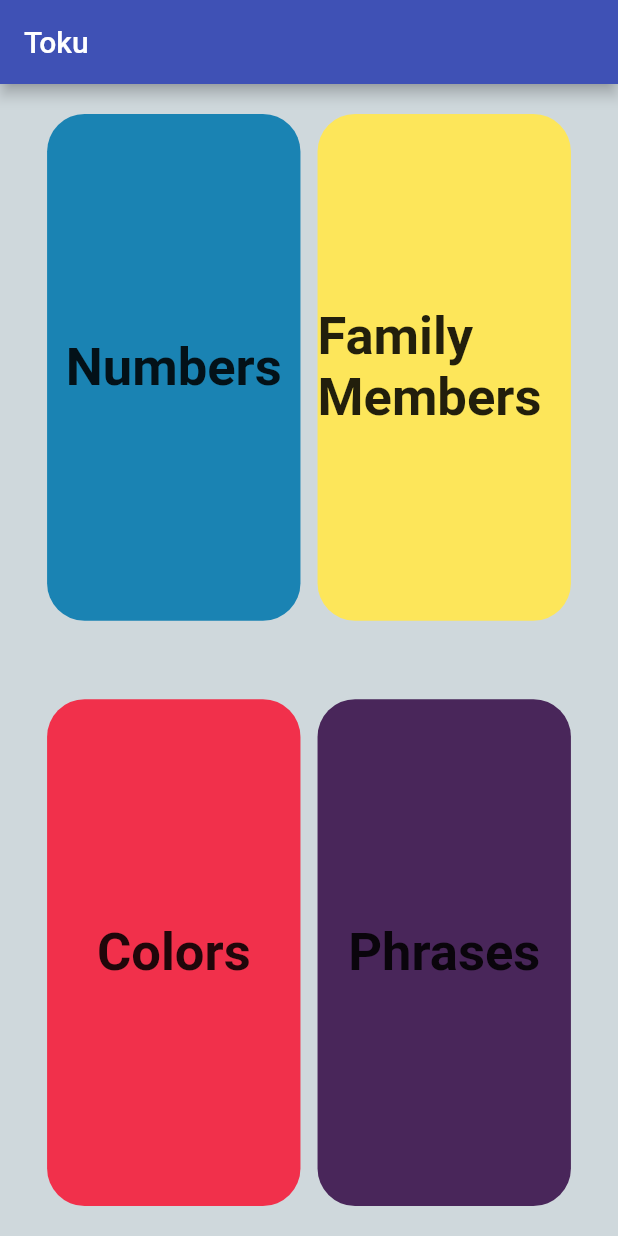
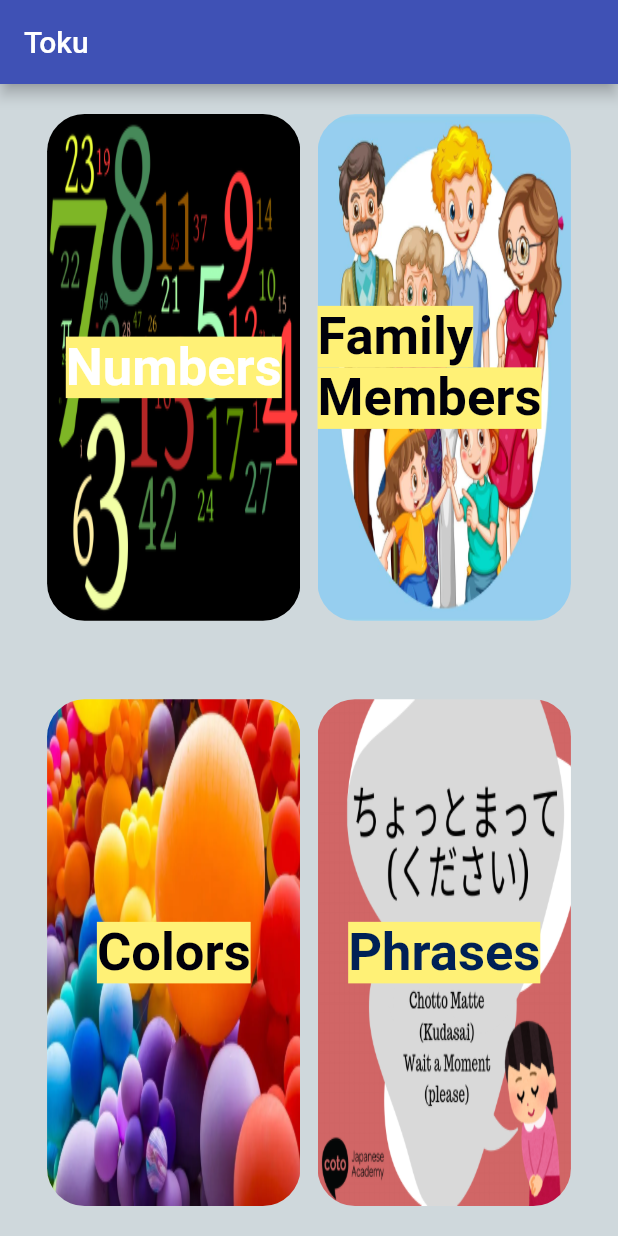
Before and after one commit to Ibrahim1497/learn_japanese, a Flutter app: the screen it shows after launch, on a phone screen of 412 x 824 dp. Run offline on Flutter 3.47's test engine with Material 2 defaults, Android fonts, the light colour scheme and no system bars; our stand-ins replace animated_splash_screen, audioplayers.

Commit message:
commit 2

```diff
--- a/lib/component/category.dart
+++ b/lib/component/category.dart
@@ -1,28 +1,35 @@
 import 'package:flutter/material.dart';
 
 class Category extends StatelessWidget {
-  Category({required this.text, required this.color, required this.onClick});
+  Category(
+      {required this.text,
+      required this.color,
+      required this.onClick,
+      required this.image});
 
+  String? image;
   Color? color;
   String? text;
   Function()? onClick;
   @override
   Widget build(BuildContext context) {
-    Size size=MediaQuery.of(context).size;
+    Size size = MediaQuery.of(context).size;
     return GestureDetector(
       onTap: onClick,
       child: Container(
-        height: size.height*0.41,
-        width: size.width*0.41,
+        height: size.height * 0.41,
+        width: size.width * 0.41,
         decoration: BoxDecoration(
-          color: color,
-          borderRadius: BorderRadius.circular(25)
+          borderRadius: BorderRadius.circular(25),
+          image: DecorationImage(image: AssetImage(image!), fit: BoxFit.fill),
         ),
         child: Center(
-            child: Text(text!,
-              style: TextStyle(fontWeight: FontWeight.bold,fontSize: 35),)
-        ),
+            child: Text(
+          text!,
+          style: TextStyle(
+              fontWeight: FontWeight.bold, fontSize: 35, color: color,backgroundColor: Colors.yellow[300]),
+        )),
       ),
     );
+  }
 }
-}
--- a/lib/component/phrase.dart
+++ b/lib/component/phrase.dart
@@ -19,6 +19,7 @@ class Phrase extends StatelessWidget {
         children: [
           Container(
           child: Column(
+            crossAxisAlignment: CrossAxisAlignment.start,
             mainAxisAlignment: MainAxisAlignment.center,
             children: [
               Text(
--- a/lib/screens/homeScreen.dart
+++ b/lib/screens/homeScreen.dart
@@ -30,16 +30,18 @@ class HomePage extends StatelessWidget {
                 mainAxisAlignment: MainAxisAlignment.spaceEvenly,
                 children: [
                   Category(
+                    image: "assets/image/Numbers.png",
                     text: "Numbers",
-                    color: Color(0xff1a83b3),
+                    color: Color(0xFFffffff),
                     onClick: () {
                       Navigator.push(context,
                           MaterialPageRoute(builder: (context) => NumberScreen()));
                     },
                   ),
                   Category(
+                    image: "assets/image/group-of-family-members-free-vector.jpg",
                     text: "Family Members",
-                    color: Color(0xFFfde65a),
+                    color: Color(0xFF00000b),
                     onClick: () {
                       Navigator.push(context,
                           MaterialPageRoute(builder: (context) => FamilyScreen()));
@@ -51,15 +53,17 @@ class HomePage extends StatelessWidget {
                 mainAxisAlignment: MainAxisAlignment.spaceEvenly,
                 children: [
                   Category(
+                    image: "assets/image/file-20170918-8245-fvelv2.webp",
                     text: "Colors",
-                    color: Color(0xFFf1304b),
+                    color: Color(0xFF00000b),
                     onClick: () {
                       Navigator.push(context, MaterialPageRoute(builder: (context)=>ColorsScreen()));
                     },
                   ),
                   Category(
+                    image: "assets/image/8.png",
                     text: "Phrases",
-                    color: Color(0xf8452156),
+                    color: Color(0xff002156),
                     onClick: () {
                       Navigator.push(context, MaterialPageRoute(builder: (context)=>PhrasesScreen()));
                     },
--- a/pubspec.yaml
+++ b/pubspec.yaml
@@ -69,6 +69,7 @@ flutter:
    - assets/images/colors/
    - assets/sounds/colors/
    - assets/sounds/phrases/
+   - assets/image/
 
   # An image asset can refer to one or more resolution-specific "variants", see
   # https://flutter.dev/assets-and-images/#resolution-aware
```
Also changed, not shown: assets/image/8.png (added), assets/image/Numbers.png (added), assets/image/file-20170918-8245-fvelv2.webp (added), assets/image/group-of-family-members-free-vector.jpg (added).
